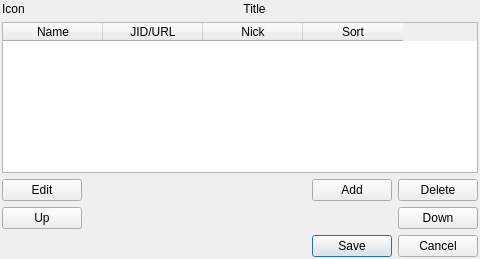
First picture: the form in src/plugins/bookmarks/editbookmarksdialog2.ui, repository xnamed/vacuum-im, before the edit.
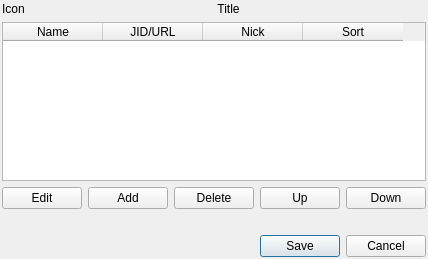
Second picture: the form after the edit.

What changed in the file:
```diff
--- a/src/plugins/bookmarks/editbookmarksdialog2.ui
+++ b/src/plugins/bookmarks/editbookmarksdialog2.ui
@@ -6,7 +6,7 @@
    <rect>
     <x>0</x>
     <y>0</y>
-    <width>480</width>
+    <width>411</width>
     <height>259</height>
    </rect>
   </property>
@@ -53,7 +53,7 @@
      <item>
       <widget class="QLabel" name="lblTitle">
        <property name="sizePolicy">
-        <sizepolicy hsizetype="Expanding" vsizetype="Preferred">
+        <sizepolicy hsizetype="Expanding" vsizetype="Fixed">
          <horstretch>0</horstretch>
          <verstretch>0</verstretch>
         </sizepolicy>
@@ -91,24 +91,6 @@
      <property name="columnCount">
       <number>4</number>
      </property>
-     <attribute name="horizontalHeaderDefaultSectionSize">
-      <number>100</number>
-     </attribute>
-     <attribute name="horizontalHeaderHighlightSections">
-      <bool>false</bool>
-     </attribute>
-     <attribute name="horizontalHeaderMinimumSectionSize">
-      <number>29</number>
-     </attribute>
-     <attribute name="horizontalHeaderShowSortIndicator" stdset="0">
-      <bool>true</bool>
-     </attribute>
-     <attribute name="verticalHeaderDefaultSectionSize">
-      <number>30</number>
-     </attribute>
-     <attribute name="verticalHeaderMinimumSectionSize">
-      <number>25</number>
-     </attribute>
      <column>
       <property name="text">
        <string>Name</string>
@@ -158,7 +140,7 @@
       </widget>
      </item>
      <item>
-      <spacer name="horizontalSpacer_2">
+      <spacer name="horizontalSpacer_3">
        <property name="orientation">
         <enum>Qt::Horizontal</enum>
        </property>
@@ -196,10 +178,19 @@
        </property>
       </widget>
      </item>
-    </layout>
-   </item>
-   <item>
-    <layout class="QHBoxLayout" name="horizontalLayout_2">
+     <item>
+      <spacer name="horizontalSpacer_2">
+       <property name="orientation">
+        <enum>Qt::Horizontal</enum>
+       </property>
+       <property name="sizeHint" stdset="0">
+        <size>
+         <width>40</width>
+         <height>20</height>
+        </size>
+       </property>
+      </spacer>
+     </item>
      <item>
       <widget class="QPushButton" name="pbtMoveUp">
        <property name="sizePolicy">
@@ -213,19 +204,6 @@
        </property>
       </widget>
      </item>
-     <item>
-      <spacer name="horizontalSpacer">
-       <property name="orientation">
-        <enum>Qt::Horizontal</enum>
-       </property>
-       <property name="sizeHint" stdset="0">
-        <size>
-         <width>40</width>
-         <height>20</height>
-        </size>
-       </property>
-      </spacer>
-     </item>
      <item>
       <widget class="QPushButton" name="pbtMoveDown">
        <property name="sizePolicy">
@@ -241,6 +219,23 @@
      </item>
     </layout>
    </item>
+   <item>
+    <layout class="QHBoxLayout" name="horizontalLayout_2">
+     <item>
+      <spacer name="horizontalSpacer">
+       <property name="orientation">
+        <enum>Qt::Horizontal</enum>
+       </property>
+       <property name="sizeHint" stdset="0">
+        <size>
+         <width>40</width>
+         <height>20</height>
+        </size>
+       </property>
+      </spacer>
+     </item>
+    </layout>
+   </item>
    <item>
     <spacer name="verticalSpacer">
      <property name="orientation">
```
Left out of the diff: 2 changed lines with no effect on the pictures.
